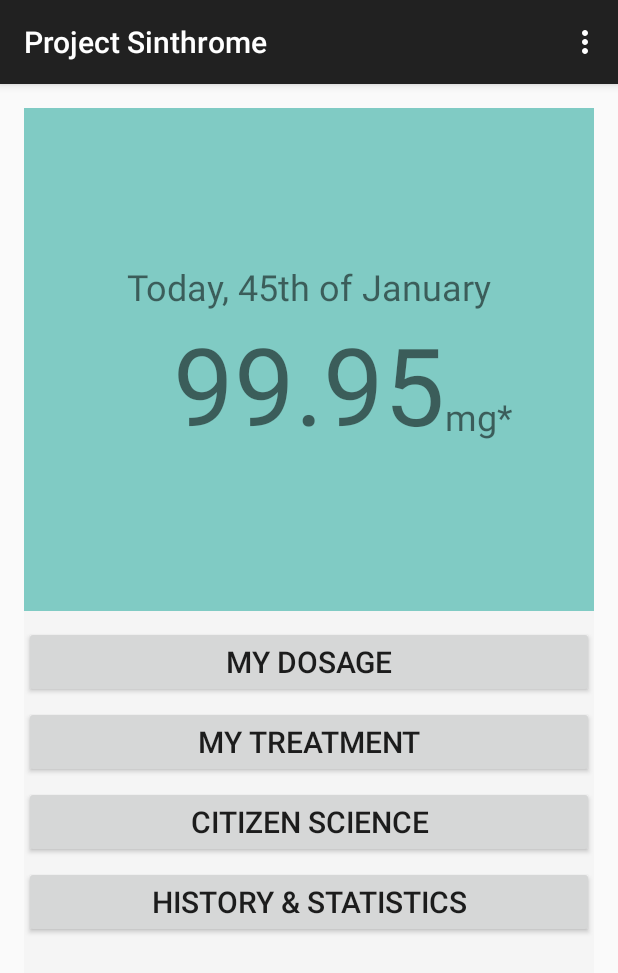
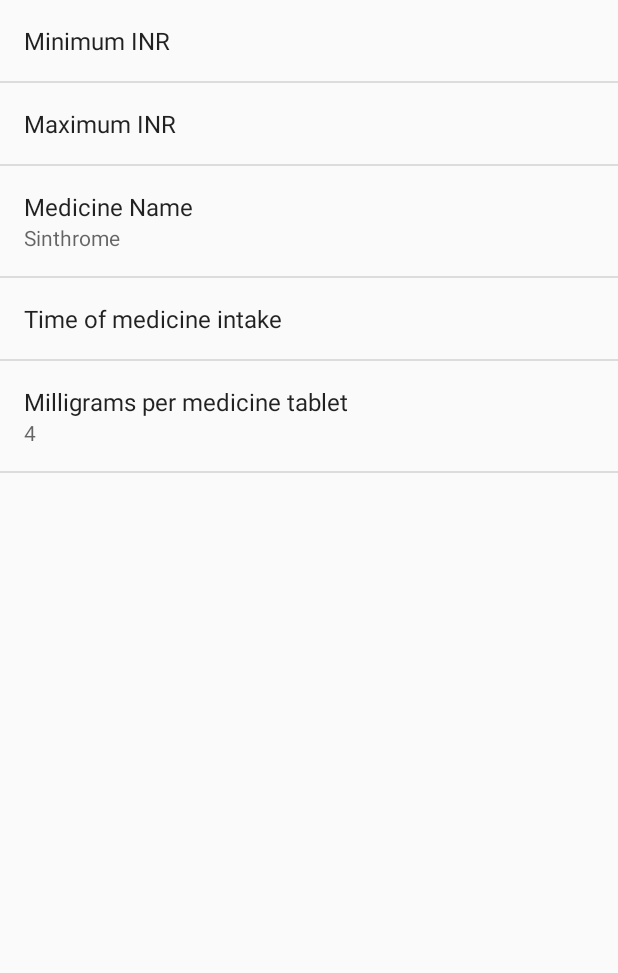
Before and after one commit to AndresMartinMaq/ThirdYPSinthrome, an Android app: the screen it shows after launch (MainActivity before the commit, SettingsActivity after it), in the options menu, after a tap on "Settings", on a phone screen of 412 x 824 dp. Shown: the top 973 px of the screen. Run offline under Robolectric (Android 15) with nearby library versions, the light colour scheme and no system bars.

Commit message:
Set all the initial Settings, including a code-stolen beautiful time-picker UI

```diff
--- a/app/src/main/java/com/example/andres/thirdypsinthrome/MainActivity.java
+++ b/app/src/main/java/com/example/andres/thirdypsinthrome/MainActivity.java
@@ -31,7 +31,7 @@ public class MainActivity extends AppCompatActivity {
 
         //noinspection SimplifiableIfStatement
         if (id == R.id.action_settings) {
-            startActivity(new Intent(this, SettingsActivity1.class));
+            startActivity(new Intent(this, SettingsActivity.class));
             return true;
         }
 
--- a/app/src/main/java/com/example/andres/thirdypsinthrome/SettingsActivity.java
+++ b/app/src/main/java/com/example/andres/thirdypsinthrome/SettingsActivity.java
@@ -14,6 +14,8 @@ import android.preference.PreferenceManager;
 public class SettingsActivity extends PreferenceActivity
         implements Preference.OnPreferenceChangeListener {
 
+    //TODO consider enhancing ui using spinners and such personalised Preference xml units.
+    //TODO put titles for INR and Medicine and such.
     @Override
     public void onCreate(Bundle savedInstanceState) {
         super.onCreate(savedInstanceState);
@@ -22,11 +24,11 @@ public class SettingsActivity extends PreferenceActivity
 
         // For all preferences, attach an OnPreferenceChangeListener so the UI summary can be
         // updated when the preference changes.
-        /*bindPreferenceSummaryToValue(findPreference(getString(R.string.pref_mininr_key)));
+        bindPreferenceSummaryToValue(findPreference(getString(R.string.pref_mininr_key)));
         bindPreferenceSummaryToValue(findPreference(getString(R.string.pref_maxinr_key)));
         bindPreferenceSummaryToValue(findPreference(getString(R.string.pref_med_name_key)));
         bindPreferenceSummaryToValue(findPreference(getString(R.string.pref_med_time_key)));
-        bindPreferenceSummaryToValue(findPreference(getString(R.string.pref_mg_per_tablet_key)));*/
+        bindPreferenceSummaryToValue(findPreference(getString(R.string.pref_mg_per_tablet_key)));
     }
 
     /**
--- /dev/null
+++ b/app/src/main/java/com/example/andres/thirdypsinthrome/TimePreference.java
@@ -0,0 +1,93 @@
+package com.example.andres.thirdypsinthrome;
+
+/**
+ * Source: Mark Murphy "commonsguy" on https://github.com/commonsguy/cw-lunchlist/blob/master/19-Alarm/LunchList/src/apt/tutorial/TimePreference.java.
+ */
+
+import android.content.Context;
+import android.content.res.TypedArray;
+import android.preference.DialogPreference;
+import android.util.AttributeSet;
+import android.view.View;
+import android.widget.TimePicker;
+
+public class TimePreference extends DialogPreference {
+    private int lastHour=0;
+    private int lastMinute=0;
+    private TimePicker picker=null;
+
+    public static int getHour(String time) {
+        String[] pieces=time.split(":");
+
+        return(Integer.parseInt(pieces[0]));
+    }
+
+    public static int getMinute(String time) {
+        String[] pieces=time.split(":");
+
+        return(Integer.parseInt(pieces[1]));
+    }
+
+    public TimePreference(Context ctxt, AttributeSet attrs) {
+        super(ctxt, attrs);
+
+        setPositiveButtonText("Set");
+        setNegativeButtonText("Cancel");
+    }
+
+    @Override
+    protected View onCreateDialogView() {
+        picker=new TimePicker(getContext());
+
+        return(picker);
+    }
+
+    @Override
+    protected void onBindDialogView(View v) {
+        super.onBindDialogView(v);
+
+        picker.setCurrentHour(lastHour);
+        picker.setCurrentMinute(lastMinute);
+    }
+
+    @Override
+    protected void onDialogClosed(boolean positiveResult) {
+        super.onDialogClosed(positiveResult);
+
+        if (positiveResult) {
+            lastHour=picker.getCurrentHour();
+            lastMinute=picker.getCurrentMinute();
+
+            String time=String.valueOf(lastHour)+":"+String.valueOf(lastMinute);
+
+            if (callChangeListener(time)) {
+                persistString(time);
+            }
+        }
+    }
+
+    @Override
+    protected Object onGetDefaultValue(TypedArray a, int index) {
+        return(a.getString(index));
+    }
+
+    @Override
+    protected void onSetInitialValue(boolean restoreValue, Object defaultValue) {
+        String time=null;
+
+        if (restoreValue) {
+            if (defaultValue==null) {
+                time=getPersistedString("00:00");
+            }
+            else {
+                time=getPersistedString(defaultValue.toString());
+            }
+        }
+        else {
+            time=defaultValue.toString();
+        }
+
+        lastHour=getHour(time);
+        lastMinute=getMinute(time);
+    }
+}
--- a/app/src/main/res/values/strings.xml
+++ b/app/src/main/res/values/strings.xml
@@ -2,6 +2,7 @@
     <string name="app_name">Project Sinthrome</string>
     <string name="hello_world">Hello world!</string>
     <string name="action_settings">Settings</string>
+    <string name="action_continue">Continue</string>
 
     <!-- Main Activity-->
     <string name="bttn_my_dosage">My Dosage</string>
@@ -20,8 +21,11 @@
     <string name="pref_mininr_title">Minimum INR</string>
     <string name="pref_maxinr_key">maxinr</string>
     <string name="pref_maxinr_title">Maximum INR</string>
+
     <string name="pref_med_time_key">medTime</string>
     <string name="pref_med_time_title">Time of medicine intake</string>
+    <string name="pref_med_time_default">18:30</string>
+
     <string name="pref_med_name_key">medName</string>
     <string name="pref_med_name_title">Medicine Name</string>
     <string name="pref_mg_per_tablet_key">mgPerTablet</string>
--- a/app/src/main/res/xml/general_prefs.xml
+++ b/app/src/main/res/xml/general_prefs.xml
@@ -1,14 +1,49 @@
 <?xml version="1.0" encoding="utf-8"?>
-<PreferenceScreen xmlns:android="http://schemas.android.com/apk/res/android">
+<PreferenceScreen xmlns:android="http://schemas.android.com/apk/res/android"
+    android:layout_width="match_parent"
+    android:layout_height="match_parent">
 
     <EditTextPreference
         android:key="@string/pref_mininr_key"
         android:title="@string/pref_mininr_title"
-        android:defaultValue="@string/pref_default_display_name"
+        android:defaultValue=""
         android:selectAllOnFocus="true"
-        android:inputType="textCapWords"
-        android:capitalize="words"
+        android:inputType="numberDecimal"
         android:singleLine="true"
         android:maxLines="1" />
 
+    <EditTextPreference
+        android:key="@string/pref_maxinr_key"
+        android:title="@string/pref_maxinr_title"
+        android:defaultValue=""
+        android:selectAllOnFocus="true"
+        android:inputType="numberDecimal"
+        android:singleLine="true"
+        android:maxLines="1" />
+
+    <EditTextPreference
+        android:key="@string/pref_med_name_key"
+        android:title="@string/pref_med_name_title"
+        android:defaultValue="Sinthrome"
+        android:selectAllOnFocus="true"
+        android:inputType="textNoSuggestions"
+        android:singleLine="true"
+        android:maxLines="1" />
+
+    <com.example.andres.thirdypsinthrome.TimePreference
+        android:key="@string/pref_med_time_key"
+        android:title="@string/pref_med_time_title"
+        android:defaultValue="@string/pref_med_time_default"/>
+
+    <EditTextPreference
+        android:key="@string/pref_mg_per_tablet_key"
+        android:title="@string/pref_mg_per_tablet_title"
+        android:defaultValue="4"
+        android:selectAllOnFocus="true"
+        android:inputType="number"
+        android:singleLine="true"
+        android:maxLines="1" />
+
+    <!-- TODO I wonder how I could put a button here -->
+
 </PreferenceScreen>
```
Also changed, not shown: app/src/main/AndroidManifest.xml (+10 -2 lines).
